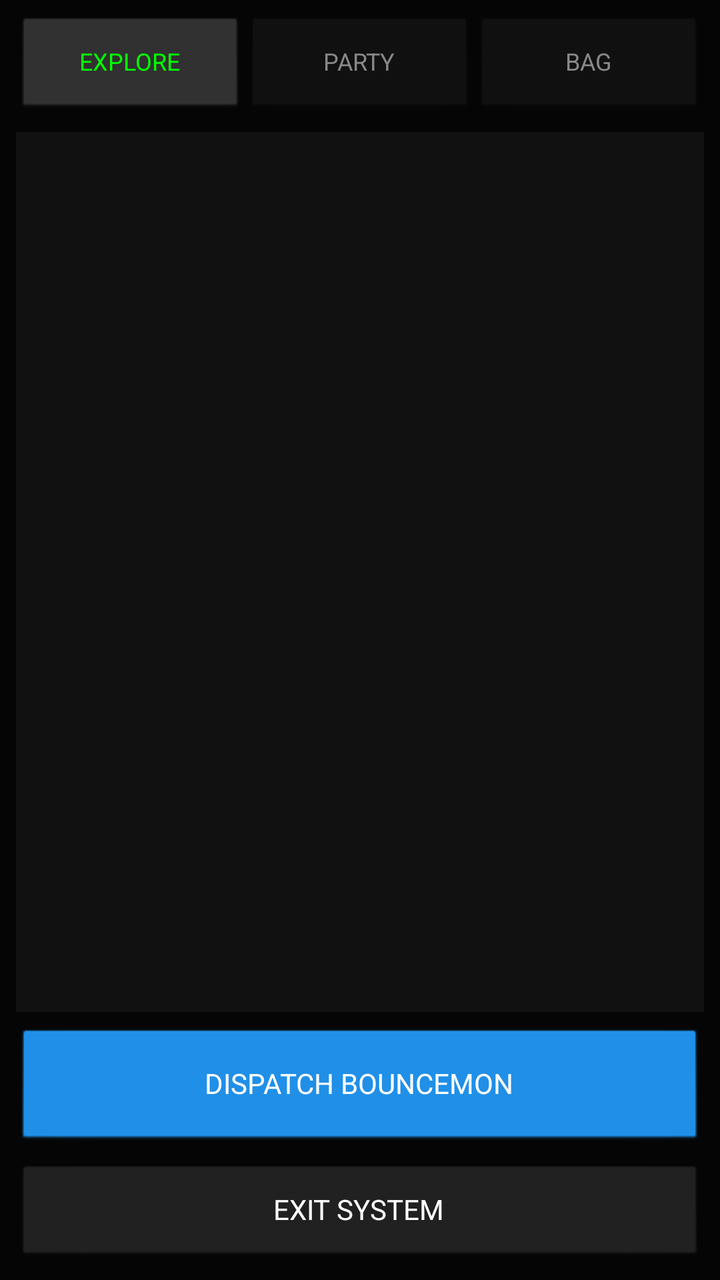
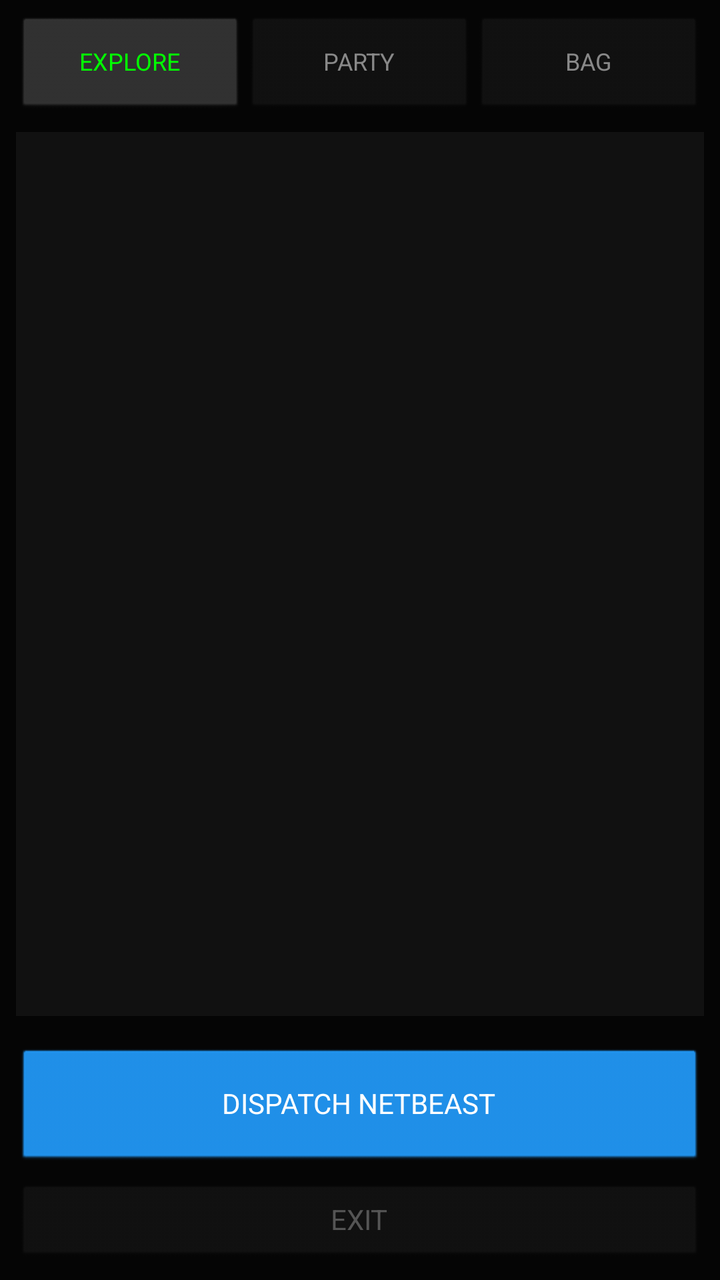

Compare the two renders of this Android layout. The source of the first and the diff that turns it into the second are given below.
<!-- AndroidManifest.xml: application theme android:Theme.NoTitleBar -->
<!-- res/layout/activity_game.xml -->
<?xml version="1.0" encoding="utf-8"?>
<LinearLayout xmlns:android="http://schemas.android.com/apk/res/android"
    android:layout_width="match_parent" android:layout_height="match_parent"
    android:orientation="vertical" android:background="#050505" android:padding="8dp">

    <LinearLayout android:id="@+id/navTabs" android:layout_width="match_parent" android:layout_height="50dp" android:orientation="horizontal">
        <Button android:id="@+id/tabActivity" android:layout_width="0dp" android:layout_height="match_parent" android:layout_weight="1" android:text="EXPLORE" android:backgroundTint="#333333" android:textColor="#00FF00" android:textSize="12sp"/>
        <Button android:id="@+id/tabParty" android:layout_width="0dp" android:layout_height="match_parent" android:layout_weight="1" android:text="PARTY" android:backgroundTint="#111111" android:textColor="#888888" android:textSize="12sp"/>
        <Button android:id="@+id/tabBag" android:layout_width="0dp" android:layout_height="match_parent" android:layout_weight="1" android:text="BAG" android:backgroundTint="#111111" android:textColor="#888888" android:textSize="12sp"/>
    </LinearLayout>

    <FrameLayout android:layout_width="match_parent" android:layout_height="0dp" android:layout_weight="1" android:layout_marginTop="8dp">
        <ScrollView android:id="@+id/viewActivity" android:layout_width="match_parent" android:layout_height="match_parent" android:background="#111111" android:padding="12dp">
            <TextView android:id="@+id/tvConsole" android:layout_width="match_parent" android:layout_height="wrap_content" android:textColor="#00FF00" android:textSize="14sp" android:fontFamily="monospace"/>
        </ScrollView>
        <ScrollView android:id="@+id/viewParty" android:layout_width="match_parent" android:layout_height="match_parent" android:background="#111111" android:padding="12dp" android:visibility="gone">
            <TextView android:id="@+id/tvParty" android:layout_width="match_parent" android:layout_height="wrap_content" android:textColor="#00BCD4" android:textSize="14sp" android:fontFamily="monospace"/>
        </ScrollView>
        <ScrollView android:id="@+id/viewBag" android:layout_width="match_parent" android:layout_height="match_parent" android:background="#111111" android:padding="12dp" android:visibility="gone">
            <TextView android:id="@+id/tvBag" android:layout_width="match_parent" android:layout_height="wrap_content" android:textColor="#FFCA28" android:textSize="14sp" android:fontFamily="monospace"/>
        </ScrollView>
    </FrameLayout>

    <LinearLayout android:id="@+id/battleControls" android:layout_width="match_parent" android:layout_height="wrap_content" android:orientation="vertical" android:visibility="gone">
        <LinearLayout android:layout_width="match_parent" android:layout_height="wrap_content" android:orientation="horizontal" android:layout_marginTop="8dp">
            <Button android:id="@+id/btnMove1" android:layout_width="0dp" android:layout_height="60dp" android:layout_weight="1" android:text="MOVE 1" android:backgroundTint="#D32F2F" android:textColor="#FFF" android:layout_marginEnd="4dp"/>
            <Button android:id="@+id/btnMove2" android:layout_width="0dp" android:layout_height="60dp" android:layout_weight="1" android:text="MOVE 2" android:backgroundTint="#C2185B" android:textColor="#FFF" android:layout_marginStart="4dp"/>
        </LinearLayout>
        <LinearLayout android:layout_width="match_parent" android:layout_height="wrap_content" android:orientation="horizontal" android:layout_marginTop="8dp">
            <Button android:id="@+id/btnSwap" android:layout_width="0dp" android:layout_height="60dp" android:layout_weight="1" android:text="SWAP PET" android:backgroundTint="#1976D2" android:textColor="#FFF" android:layout_marginEnd="4dp"/>
            <Button android:id="@+id/btnItem" android:layout_width="0dp" android:layout_height="60dp" android:layout_weight="1" android:text="USE SPRAY" android:backgroundTint="#FBC02D" android:textColor="#000" android:layout_marginStart="4dp"/>
        </LinearLayout>
    </LinearLayout>

    <LinearLayout android:id="@+id/peaceControls" android:layout_width="match_parent" android:layout_height="wrap_content" android:orientation="vertical" android:visibility="visible">
        <Button android:id="@+id/btnDispatch" android:layout_width="match_parent" android:layout_height="60dp" android:text="DISPATCH BOUNCEMON" android:backgroundTint="#2196F3" android:textColor="#FFF" android:layout_marginTop="8dp"/>
    </LinearLayout>
    
    <Button android:id="@+id/btnExit" android:layout_width="match_parent" android:layout_height="50dp" android:text="EXIT SYSTEM" android:backgroundTint="#222222" android:textColor="#FFF" android:layout_marginTop="8dp"/>
</LinearLayout>
<!-- resources referenced by this layout -->
<resources>

</resources>

<!-- the commit's change to res/layout/activity_game.xml (unified diff, before → after) -->
@@ -11,15 +11,52 @@
 
     <FrameLayout android:layout_width="match_parent" android:layout_height="0dp" android:layout_weight="1" android:layout_marginTop="8dp">
         <ScrollView android:id="@+id/viewActivity" android:layout_width="match_parent" android:layout_height="match_parent" android:background="#111111" android:padding="12dp">
-            <TextView android:id="@+id/tvConsole" android:layout_width="match_parent" android:layout_height="wrap_content" android:textColor="#00FF00" android:textSize="14sp" android:fontFamily="monospace"/>
+            <TextView android:id="@+id/tvConsole" android:layout_width="match_parent" android:layout_height="wrap_content" android:textColor="#00FF00" android:textSize="13sp" android:fontFamily="monospace" android:lineSpacingExtra="2dp"/>
         </ScrollView>
+        
         <ScrollView android:id="@+id/viewParty" android:layout_width="match_parent" android:layout_height="match_parent" android:background="#111111" android:padding="12dp" android:visibility="gone">
-            <TextView android:id="@+id/tvParty" android:layout_width="match_parent" android:layout_height="wrap_content" android:textColor="#00BCD4" android:textSize="14sp" android:fontFamily="monospace"/>
+            <LinearLayout android:layout_width="match_parent" android:layout_height="wrap_content" android:orientation="vertical">
+                <TextView android:id="@+id/tvParty" android:layout_width="match_parent" android:layout_height="wrap_content" android:textColor="#00BCD4" android:textSize="14sp" android:fontFamily="monospace"/>
+                
+                
+                <TextView android:layout_width="match_parent" android:layout_height="wrap_content" android:text="-- EQUIP ACTIVE NETBEAST --" android:textColor="#FFF" android:textStyle="bold" android:layout_marginTop="16dp" android:layout_marginBottom="8dp" android:textAlignment="center"/>
+                <LinearLayout android:layout_width="match_parent" android:layout_height="wrap_content" android:orientation="horizontal" android:layout_marginBottom="8dp">
+                    <Button android:id="@+id/btnEqNet" android:layout_width="0dp" android:layout_height="45dp" android:layout_weight="1" android:text="+ NET" android:backgroundTint="#1976D2" android:textColor="#FFF" android:textSize="10sp" android:layout_marginEnd="4dp"/>
+                    <Button android:id="@+id/btnEqPot" android:layout_width="0dp" android:layout_height="45dp" android:layout_weight="1" android:text="+ POT" android:backgroundTint="#388E3C" android:textColor="#FFF" android:textSize="10sp" android:layout_marginEnd="4dp" android:layout_marginStart="4dp"/>
+                    <Button android:id="@+id/btnEqSpray" android:layout_width="0dp" android:layout_height="45dp" android:layout_weight="1" android:text="+ SPRY" android:backgroundTint="#FBC02D" android:textColor="#000" android:textSize="10sp" android:layout_marginStart="4dp"/>
+                </LinearLayout>
+                <Button android:id="@+id/btnUnequip" android:layout_width="match_parent" android:layout_height="45dp" android:text="UNEQUIP ALL" android:backgroundTint="#333" android:textColor="#AAA" android:textSize="10sp" android:layout_marginBottom="16dp"/>
+
+                <Button android:id="@+id/btnSellBeast" android:layout_width="match_parent" android:layout_height="50dp" android:text="SELL ACTIVE BEAST (50c)" android:backgroundTint="#D32F2F" android:textColor="#FFF"/>
+            </LinearLayout>
         </ScrollView>
+        
         <ScrollView android:id="@+id/viewBag" android:layout_width="match_parent" android:layout_height="match_parent" android:background="#111111" android:padding="12dp" android:visibility="gone">
-            <TextView android:id="@+id/tvBag" android:layout_width="match_parent" android:layout_height="wrap_content" android:textColor="#FFCA28" android:textSize="14sp" android:fontFamily="monospace"/>
+            <LinearLayout android:layout_width="match_parent" android:layout_height="wrap_content" android:orientation="vertical">
+                <TextView android:id="@+id/tvBag" android:layout_width="match_parent" android:layout_height="wrap_content" android:textColor="#FFCA28" android:textSize="14sp" android:fontFamily="monospace" android:layout_marginBottom="16dp"/>
+                
+                
+                <LinearLayout android:id="@+id/llShopContainer" android:layout_width="match_parent" android:layout_height="wrap_content" android:orientation="vertical" android:visibility="gone">
+                    <TextView android:layout_width="match_parent" android:layout_height="wrap_content" android:text="--- SAFARI SHOP ---" android:textColor="#FFFFFF" android:textStyle="bold" android:textAlignment="center" android:layout_marginBottom="16dp"/>
+                    <LinearLayout android:layout_width="match_parent" android:layout_height="wrap_content" android:orientation="horizontal" android:layout_marginBottom="8dp">
+                        <Button android:id="@+id/btnBuyNet" android:layout_width="0dp" android:layout_height="45dp" android:layout_weight="1" android:text="BUY NET (5c)" android:backgroundTint="#333" android:textColor="#FFF" android:textSize="10sp" android:layout_marginEnd="4dp"/>
+                        <Button android:id="@+id/btnSellNet" android:layout_width="0dp" android:layout_height="45dp" android:layout_weight="1" android:text="SELL NET (2c)" android:backgroundTint="#222" android:textColor="#AAA" android:textSize="10sp" android:layout_marginStart="4dp"/>
+                    </LinearLayout>
+                    <LinearLayout android:layout_width="match_parent" android:layout_height="wrap_content" android:orientation="horizontal" android:layout_marginBottom="8dp">
+                        <Button android:id="@+id/btnBuyPotion" android:layout_width="0dp" android:layout_height="45dp" android:layout_weight="1" android:text="BUY POTION (10c)" android:backgroundTint="#333" android:textColor="#FFF" android:textSize="10sp" android:layout_marginEnd="4dp"/>
+                        <Button android:id="@+id/btnSellPotion" android:layout_width="0dp" android:layout_height="45dp" android:layout_weight="1" android:text="SELL POTION (5c)" android:backgroundTint="#222" android:textColor="#AAA" android:textSize="10sp" android:layout_marginStart="4dp"/>
+                    </LinearLayout>
+                    <LinearLayout android:layout_width="match_parent" android:layout_height="wrap_content" android:orientation="horizontal" android:layout_marginBottom="16dp">
+                        <Button android:id="@+id/btnBuySpray" android:layout_width="0dp" android:layout_height="45dp" android:layout_weight="1" android:text="BUY SPRAY (15c)" android:backgroundTint="#333" android:textColor="#FFF" android:textSize="10sp" android:layout_marginEnd="4dp"/>
+                        <Button android:id="@+id/btnSellSpray" android:layout_width="0dp" android:layout_height="45dp" android:layout_weight="1" android:text="SELL SPRAY (7c)" android:backgroundTint="#222" android:textColor="#AAA" android:textSize="10sp" android:layout_marginStart="4dp"/>
+                    </LinearLayout>
+                    <Button android:id="@+id/btnBuyBeast" android:layout_width="match_parent" android:layout_height="60dp" android:text="BUY RANDOM NETBEAST (100c)" android:backgroundTint="#1976D2" android:textColor="#FFF"/>
+                </LinearLayout>
+            </LinearLayout>
         </ScrollView>
     </FrameLayout>
+
+    <LinearLayout android:id="@+id/qteContainer" android:layout_width="match_parent" android:layout_height="wrap_content" android:orientation="vertical" android:layout_marginTop="8dp"/>
 
     <LinearLayout android:id="@+id/battleControls" android:layout_width="match_parent" android:layout_height="wrap_content" android:orientation="vertical" android:visibility="gone">
         <LinearLayout android:layout_width="match_parent" android:layout_height="wrap_content" android:orientation="horizontal" android:layout_marginTop="8dp">
@@ -30,11 +67,13 @@
             <Button android:id="@+id/btnSwap" android:layout_width="0dp" android:layout_height="60dp" android:layout_weight="1" android:text="SWAP PET" android:backgroundTint="#1976D2" android:textColor="#FFF" android:layout_marginEnd="4dp"/>
             <Button android:id="@+id/btnItem" android:layout_width="0dp" android:layout_height="60dp" android:layout_weight="1" android:text="USE SPRAY" android:backgroundTint="#FBC02D" android:textColor="#000" android:layout_marginStart="4dp"/>
         </LinearLayout>
+        <Button android:id="@+id/btnAbandon" android:layout_width="120dp" android:layout_height="40dp" android:text="ABANDON" android:backgroundTint="#555555" android:textColor="#999" android:textSize="10sp" android:layout_gravity="center" android:layout_marginTop="8dp"/>
     </LinearLayout>
 
     <LinearLayout android:id="@+id/peaceControls" android:layout_width="match_parent" android:layout_height="wrap_content" android:orientation="vertical" android:visibility="visible">
-        <Button android:id="@+id/btnDispatch" android:layout_width="match_parent" android:layout_height="60dp" android:text="DISPATCH BOUNCEMON" android:backgroundTint="#2196F3" android:textColor="#FFF" android:layout_marginTop="8dp"/>
+        <Button android:id="@+id/btnDispatch" android:layout_width="match_parent" android:layout_height="60dp" android:text="DISPATCH NETBEAST" android:backgroundTint="#2196F3" android:textColor="#FFF" android:layout_marginTop="8dp"/>
+        <Button android:id="@+id/btnRhcSettings" android:layout_width="match_parent" android:layout_height="50dp" android:text="RHC SYSTEM SETTINGS" android:backgroundTint="#333" android:textColor="#AAA" android:layout_marginTop="8dp" android:visibility="gone"/>
     </LinearLayout>
     
-    <Button android:id="@+id/btnExit" android:layout_width="match_parent" android:layout_height="50dp" android:text="EXIT SYSTEM" android:backgroundTint="#222222" android:textColor="#FFF" android:layout_marginTop="8dp"/>
+    <Button android:id="@+id/btnExit" android:layout_width="match_parent" android:layout_height="40dp" android:text="EXIT" android:backgroundTint="#111" android:textColor="#555" android:layout_marginTop="8dp"/>
 </LinearLayout>
